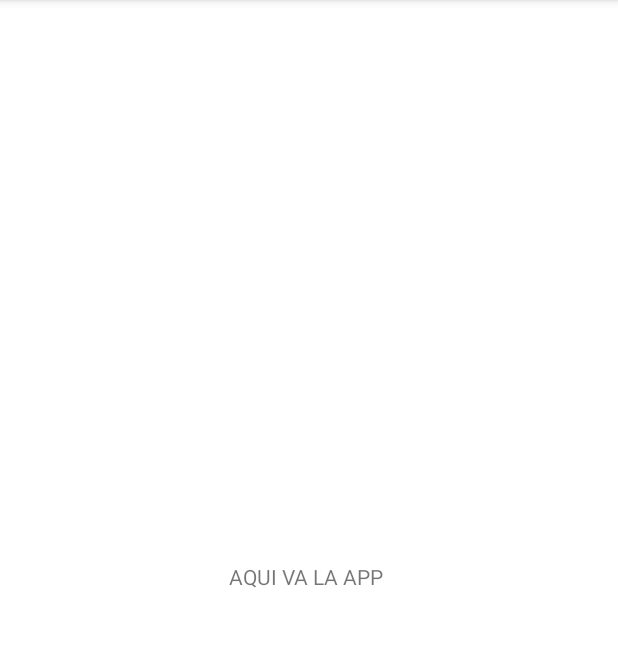
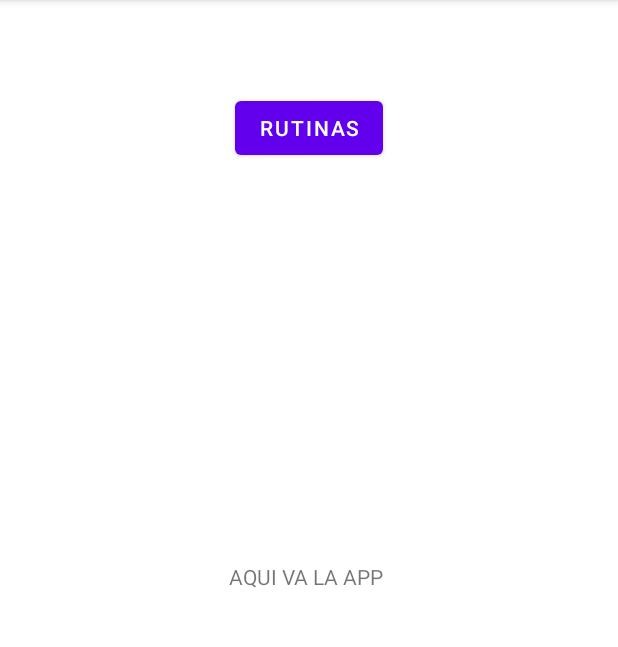
Before and after one commit to belocol/RUTINAP, an Android app: the App screen opened directly, with no data from a screen before it, on a phone screen of 412 x 824 dp, the part 84-731 px from its top. Run offline under Robolectric (Android 15) with nearby library versions, the phone set to English and light mode, and no system bars.

Commit message:
-Fusion login y CRUD rutinas
-Se agregaron las dependencias para (cardview) y (recyclerview) que habian sido eliminadas por conflicto durante el pull request
-Se enlazo correctamente el login con la parte de CRUD rutinas
-Aun falta las bases de datos para CRUD rutinas
-La (activity_app) es la Vista de inicio despues de login ahi se colocan los botones para ir a CRUD rutinas y CRUD dietas (Asi evitamos conflictos :D)

```diff
--- a/app/build.gradle
+++ b/app/build.gradle
@@ -35,6 +35,8 @@ dependencies {
     implementation 'androidx.appcompat:appcompat:1.4.2'
     implementation 'com.google.android.material:material:1.6.1'
     implementation 'androidx.constraintlayout:constraintlayout:2.1.4'
+    implementation 'androidx.recyclerview:recyclerview:1.2.1'
+    implementation 'androidx.cardview:cardview:1.0.0'
     implementation 'androidx.annotation:annotation:1.2.0'
     implementation 'androidx.lifecycle:lifecycle-livedata-ktx:2.3.1'
     implementation 'androidx.lifecycle:lifecycle-viewmodel-ktx:2.3.1'
--- a/app/src/main/AndroidManifest.xml
+++ b/app/src/main/AndroidManifest.xml
@@ -10,6 +10,12 @@
         android:supportsRtl="true"
         android:theme="@style/Theme.RUTINAP"
         android:usesCleartextTraffic="true">
+        <activity
+            android:name=".CrudRutinas"
+            android:exported="false" />
+        <activity
+            android:name=".VistaInicio"
+            android:exported="false" />
         <activity
             android:name=".App"
             android:exported="false" />
--- a/app/src/main/java/com/example/rutinap/App.java
+++ b/app/src/main/java/com/example/rutinap/App.java
@@ -2,13 +2,38 @@ package com.example.rutinap;
 
 import androidx.appcompat.app.AppCompatActivity;
 
+import android.content.Intent;
 import android.os.Bundle;
+import android.view.View;
+import android.widget.Button;
 
 public class App extends AppCompatActivity {
+
+    Button btnrutinas;
 
     @Override
     protected void onCreate(Bundle savedInstanceState) {
         super.onCreate(savedInstanceState);
         setContentView(R.layout.activity_app);
+
+
+
+        btnrutinas = (Button) findViewById(R.id.btnRutinas);
+
+
+        btnrutinas.setOnClickListener(new View.OnClickListener() {
+            @Override
+            public void onClick(View view) {
+
+
+                Intent i = new Intent(getApplicationContext(),CrudRutinas.class);
+                startActivity(i);
+            }
+        });
+
     }
+
+
+
+
 }
--- a/app/src/main/java/com/example/rutinap/Registro.java
+++ b/app/src/main/java/com/example/rutinap/Registro.java
@@ -27,7 +27,7 @@ public class Registro extends AppCompatActivity {
         Email=findViewById(R.id.tvemail);
         Password=findViewById(R.id.tvpassword1);
         Password2=findViewById(R.id.tvpassword2);
-        Registrar=findViewById(R.id.btnRegistrarse);
+        Registrar=findViewById(R.id.registrar);
 
 
 
--- a/app/src/main/java/com/example/rutinap/login.java
+++ b/app/src/main/java/com/example/rutinap/login.java
@@ -18,7 +18,7 @@ public class login extends AppCompatActivity {
         setContentView(R.layout.activity_login);
         username = (EditText) findViewById(R.id.username1);
         password = (EditText) findViewById(R.id.password1);
-        btnlogin = (Button) findViewById(R.id.btnsignin1);
+        btnlogin = (Button) findViewById(R.id.login);
         DB = new DBHelper(this);
         btnlogin.setOnClickListener(new View.OnClickListener() {
             @Override
--- a/app/src/main/res/layout/activity_app.xml
+++ b/app/src/main/res/layout/activity_app.xml
@@ -15,4 +15,14 @@
         app:layout_constraintEnd_toEndOf="parent"
         app:layout_constraintStart_toStartOf="parent"
         app:layout_constraintTop_toTopOf="parent" />
+
+    <Button
+        android:id="@+id/btnRutinas"
+        android:layout_width="wrap_content"
+        android:layout_height="wrap_content"
+        android:layout_marginTop="61dp"
+        android:text="RUTINAS"
+        app:layout_constraintEnd_toEndOf="parent"
+        app:layout_constraintStart_toStartOf="parent"
+        app:layout_constraintTop_toTopOf="parent" />
 </androidx.constraintlayout.widget.ConstraintLayout>
--- a/app/src/main/res/layout/activity_login.xml
+++ b/app/src/main/res/layout/activity_login.xml
@@ -14,6 +14,7 @@
         android:layout_height="wrap_content"
         android:layout_centerHorizontal="true"
         android:hint="Email"
+        android:minHeight="48dp"
         android:textColorHint="@color/black"
         app:layout_constraintBottom_toBottomOf="parent"
         app:layout_constraintEnd_toEndOf="parent"
@@ -29,6 +30,7 @@
         android:layout_below="@+id/username1"
         android:layout_centerInParent="true"
         android:hint="Contraseña"
+        android:minHeight="48dp"
         android:textColorHint="@color/black"
         app:layout_constraintBottom_toBottomOf="parent"
         app:layout_constraintEnd_toEndOf="parent"
```
Also changed, not shown: app/src/main/java/com/example/rutinap/VistaInicio.java (added, +19 -0 lines), app/src/main/res/layout/activity_vista_inicio.xml (added, +9 -0 lines).
